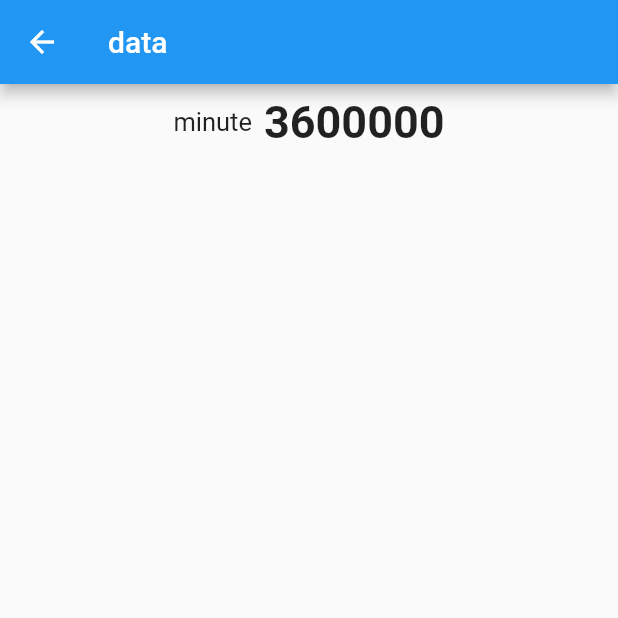
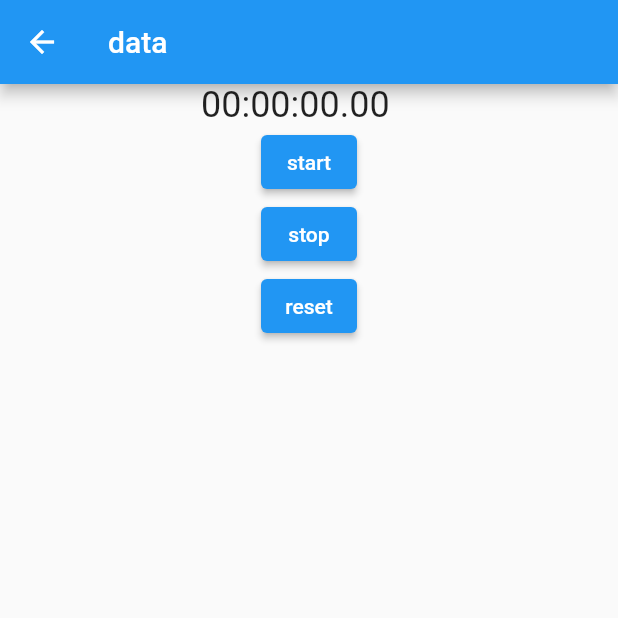
Before and after one commit to tomoki1590/timer_app, a Flutter app: the TimerTest screen opened directly, on a phone screen of 412 x 824 dp, the top half of it. Run offline on Flutter 3.47's test engine with Material 2 defaults, Android fonts, the phone set to English and light mode, and no system bars; our stand-ins replace flutter_local_notifications, flutter_speed_dial, image_picker, stop_watch_timer, timezone, youtube_player_iframe; missing offline and left inert: flutter_picker, flutter_ringtone_player; Roboto replaces fonts that are missing (Helvetica).

Commit message:
stopWatch Done

```diff
--- /dev/null
+++ b/lib/stopwatch_timer.dart
@@ -0,0 +1,61 @@
+import 'package:flutter/material.dart';
+import 'package:stop_watch_timer/stop_watch_timer.dart';
+
+class TimerTest extends StatefulWidget {
+  const TimerTest({super.key});
+
+  @override
+  State<TimerTest> createState() => _TimerTestState();
+}
+
+class _TimerTestState extends State<TimerTest> {
+  final _stopWatchTimer = StopWatchTimer();
+  @override
+  void initState() {
+    super.initState();
+  }
+
+  @override
+  void dispose() {
+    _stopWatchTimer.dispose();
+    super.dispose();
+  }
+
+  @override
+  Widget build(BuildContext context) {
+    return Scaffold(
+        appBar: AppBar(title: const Text('data')),
+        body: Column(
+          children: [
+            StreamBuilder<int>(
+              stream: _stopWatchTimer.rawTime,
+              initialData: _stopWatchTimer.rawTime.value,
+              builder: (context, snapshot) {
+                final displayTime = StopWatchTimer.getDisplayTime(
+                  snapshot.data!,
+                );
+
+                return Center(
+                  child: SizedBox(
+                    width: 144,
+                    child: Text(
+                      displayTime,
+                      style: const TextStyle(fontSize: 24),
+                    ),
+                  ),
+                );
+              },
+            ),
+            ElevatedButton(
+                onPressed: () => _stopWatchTimer.onStartTimer(),
+                child: const Text('start')),
+            ElevatedButton(
+                onPressed: () => _stopWatchTimer.onStopTimer(),
+                child: const Text('stop')),
+            ElevatedButton(
+                onPressed: () => _stopWatchTimer.onResetTimer(),
+                child: const Text('reset')),
+          ],
+        ));
+  }
+}
--- a/lib/timer_test.dart
+++ /dev/null
@@ -1,53 +0,0 @@
-import 'package:flutter/material.dart';
-import 'package:stop_watch_timer/stop_watch_timer.dart';
-
-class TimerTest extends StatefulWidget {
-  const TimerTest({super.key});
-
-  @override
-  State<TimerTest> createState() => _TimerTestState();
-}
-
-class _TimerTestState extends State<TimerTest> {
-  final stopWatchTimer = StopWatchTimer(mode: StopWatchMode.countUp);
-  final value = StopWatchTimer.getMilliSecFromSecond(60 * 60);
-  final raw = 3000; // 3sec
-
-  @override
-  Widget build(BuildContext context) {
-    return Scaffold(
-        appBar: AppBar(title: const Text('data')),
-        body: Column(
-          children: [
-            Padding(
-              padding: const EdgeInsets.all(8),
-              child: Row(
-                  mainAxisAlignment: MainAxisAlignment.center,
-                  crossAxisAlignment: CrossAxisAlignment.center,
-                  children: <Widget>[
-                    const Padding(
-                      padding: EdgeInsets.symmetric(horizontal: 4),
-                      child: Text(
-                        'minute',
-                        style: TextStyle(
-                          fontSize: 17,
-                          fontFamily: 'Helvetica',
-                        ),
-                      ),
-                    ),
-                    Padding(
-                      padding: const EdgeInsets.symmetric(horizontal: 4),
-                      child: Text(
-                        value.toString(),
-                        style: const TextStyle(
-                            fontSize: 30,
-                            fontFamily: 'Helvetica',
-                            fontWeight: FontWeight.bold),
-                      ),
-                    ),
-                  ]),
-            ),
-          ],
-        ));
-  }
-}
--- a/pubspec.yaml
+++ b/pubspec.yaml
@@ -48,6 +48,7 @@ dependencies:
   stop_watch_timer: ^2.0.0
   webview_flutter: ^3.0.4
   url_launcher: ^6.1.6
+  youtube_player_iframe: ^3.1.0
 
 dev_dependencies:
   flutter_test:
```
Also changed, not shown: lib/home_page.dart (+15 -2 lines), lib/youtube_test.dart (added, +24 -0 lines), pubspec.lock.
